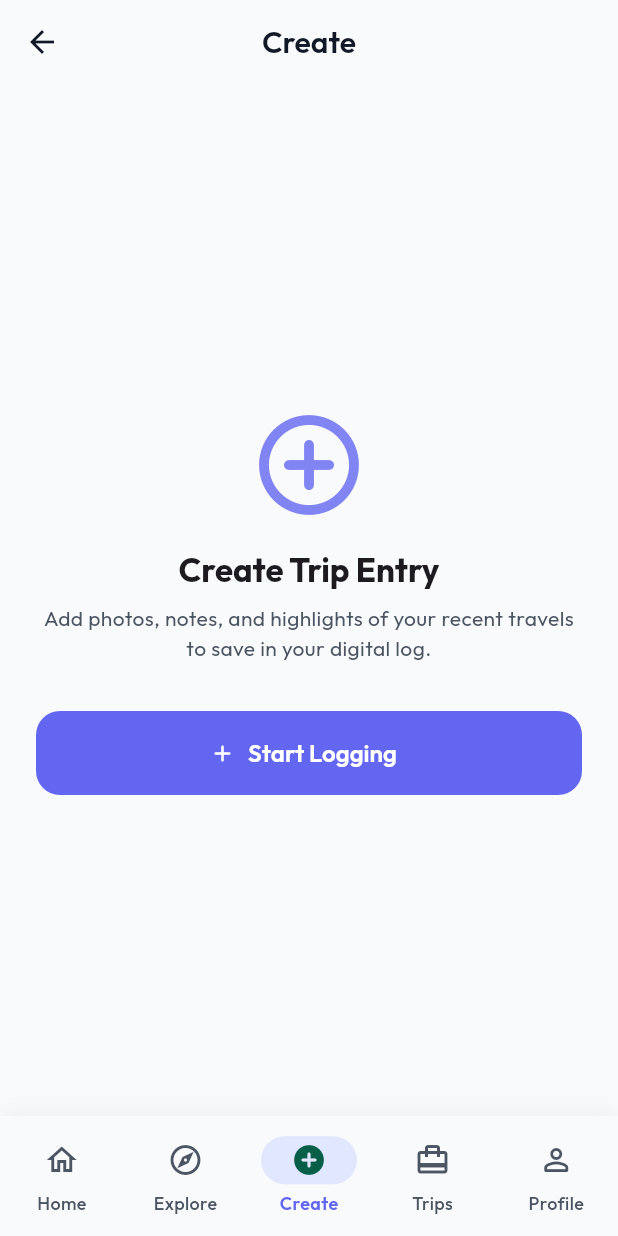
After one commit to yashsonar1807/roamly, a Flutter app: the DashboardScreen screen opened by its route, item 3 of the bottom bar chosen, after a tap on "Start Logging", on a phone screen of 412 x 824 dp. The commit adds this screen. Run offline on Flutter 3.47's test engine with Material 3 defaults, Android fonts, the phone set to English and light mode, and no system bars; our stand-ins replace dio, flutter_screenutil, google_fonts, shared_preferences; accounts and stored records are empty.

Commit message:
feat: add responsive animated Bottom Navigation and Navigation Rail dashboard shell

```diff
--- a/frontend/lib/config/routes.dart
+++ b/frontend/lib/config/routes.dart
@@ -4,7 +4,7 @@ import '../screens/splash_screen.dart';
 import '../screens/login_screen.dart';
 import '../screens/register_screen.dart';
 import '../screens/forgot_password_screen.dart';
-import '../screens/home_screen.dart';
+import '../screens/dashboard_screen.dart';
 
 class AppRoutes {
   AppRoutes._();
@@ -35,7 +35,7 @@ class AppRoutes {
         );
       case home:
         return MaterialPageRoute(
-          builder: (_) => const HomeScreen(),
+          builder: (_) => const DashboardScreen(),
         );
       default:
         return MaterialPageRoute(
--- /dev/null
+++ b/frontend/lib/screens/dashboard_screen.dart
@@ -0,0 +1,516 @@
+import 'package:flutter/material.dart';
+import 'package:provider/provider.dart';
+import '../providers/auth_provider.dart';
+import '../utils/responsive.dart';
+
+class DashboardScreen extends StatefulWidget {
+  const DashboardScreen({super.key});
+
+  @override
+  State<DashboardScreen> createState() => _DashboardScreenState();
+}
+
+class _DashboardScreenState extends State<DashboardScreen> {
+  int _selectedIndex = 0;
+
+  final List<String> _titles = [
+    'Home',
+    'Explore',
+    'Create',
+    'Trips',
+    'Profile',
+  ];
+
+  @override
+  Widget build(BuildContext context) {
+    final theme = Theme.of(context);
+    final isDesktop = context.isDesktop;
+
+    // The views for each tab
+    final List<Widget> views = [
+      const _HomeView(),
+      const _ExploreView(),
+      const _CreateView(),
+      const _TripsView(),
+      const _ProfileView(),
+    ];
+
+    return Scaffold(
+      appBar: AppBar(
+        title: Text(_titles[_selectedIndex]),
+        elevation: 0,
+        actions: _selectedIndex == 4 // Only show logout action in Profile tab
+            ? [
+                IconButton(
+                  icon: const Icon(Icons.logout_rounded),
+                  onPressed: () async {
+                    final auth = Provider.of<AuthProvider>(context, listen: false);
+                    await auth.logout();
+                    if (context.mounted) {
+                      Navigator.pushReplacementNamed(context, '/login');
+                    }
+                  },
+                )
+              ]
+            : null,
+      ),
+      // Use Row for desktop navigation rail layout, Standard scaffold body for mobile/tablet
+      body: Row(
+        children: [
+          // Navigation Rail for Desktop / Tablet Landscape
+          if (isDesktop)
+            NavigationRail(
+              selectedIndex: _selectedIndex,
+              onDestinationSelected: (int index) {
+                setState(() {
+                  _selectedIndex = index;
+                });
+              },
+              labelType: NavigationRailLabelType.all,
+              indicatorColor: theme.colorScheme.primaryContainer,
+              destinations: const [
+                NavigationRailDestination(
+                  icon: Icon(Icons.home_outlined),
+                  selectedIcon: Icon(Icons.home_rounded),
+                  label: Text('Home'),
+                ),
+                NavigationRailDestination(
+                  icon: Icon(Icons.explore_outlined),
+                  selectedIcon: Icon(Icons.explore_rounded),
+                  label: Text('Explore'),
+                ),
+                NavigationRailDestination(
+                  icon: Icon(Icons.add_circle_outline_rounded),
+                  selectedIcon: Icon(Icons.add_circle_rounded),
+                  label: Text('Create'),
+                ),
+                NavigationRailDestination(
+                  icon: Icon(Icons.card_travel_outlined),
+                  selectedIcon: Icon(Icons.card_travel_rounded),
+                  label: Text('Trips'),
+                ),
+                NavigationRailDestination(
+                  icon: Icon(Icons.person_outline_rounded),
+                  selectedIcon: Icon(Icons.person_rounded),
+                  label: Text('Profile'),
+                ),
+              ],
+            ),
+
+          // Primary View Area with animated transitions
+          Expanded(
+            child: AnimatedSwitcher(
+              duration: const Duration(milliseconds: 300),
+              transitionBuilder: (Widget child, Animation<double> animation) {
+                return FadeTransition(
+                  opacity: animation,
+                  child: SlideTransition(
+                    position: Tween<Offset>(
+                      begin: const Offset(0.0, 0.05),
+                      end: Offset.zero,
+                    ).animate(animation),
+                    child: child,
+                  ),
+                );
+              },
+              child: KeyedSubtree(
+                key: ValueKey<int>(_selectedIndex),
+                child: views[_selectedIndex],
+              ),
+            ),
+          ),
+        ],
+      ),
+
+      // Bottom Navigation Bar for Mobile and Tablet
+      bottomNavigationBar: !isDesktop
+          ? Container(
+              decoration: BoxDecoration(
+                boxShadow: [
+                  BoxShadow(
+                    color: Colors.black.withValues(alpha: 0.05),
+                    blurRadius: 10,
+                    offset: const Offset(0, -2),
+                  ),
+                ],
+              ),
+              child: NavigationBar(
+                selectedIndex: _selectedIndex,
+                onDestinationSelected: (int index) {
+                  setState(() {
+                    _selectedIndex = index;
+                  });
+                },
+                destinations: const [
+                  NavigationDestination(
+                    icon: Icon(Icons.home_outlined),
+                    selectedIcon: Icon(Icons.home_rounded),
+                    label: 'Home',
+                  ),
+                  NavigationDestination(
+                    icon: Icon(Icons.explore_outlined),
+                    selectedIcon: Icon(Icons.explore_rounded),
+                    label: 'Explore',
+                  ),
+                  NavigationDestination(
+                    icon: Icon(Icons.add_circle_outline_rounded),
+                    selectedIcon: Icon(Icons.add_circle_rounded),
+                    label: 'Create',
+                  ),
+                  NavigationDestination(
+                    icon: Icon(Icons.card_travel_outlined),
+                    selectedIcon: Icon(Icons.card_travel_rounded),
+                    label: 'Trips',
+                  ),
+                  NavigationDestination(
+                    icon: Icon(Icons.person_outline_rounded),
+                    selectedIcon: Icon(Icons.person_rounded),
+                    label: 'Profile',
+                  ),
+                ],
+              ),
+            )
+          : null,
+    );
+  }
+}
+
+// ─── TAB VIEW: HOME ───────────────────────────────────────────────
+class _HomeView extends StatelessWidget {
+  const _HomeView();
+
+  @override
+  Widget build(BuildContext context) {
+    final theme = Theme.of(context);
+    final auth = Provider.of<AuthProvider>(context);
+    final user = auth.user ?? {};
+
+    return SingleChildScrollView(
+      padding: const EdgeInsets.all(24.0),
+      child: Column(
+        crossAxisAlignment: CrossAxisAlignment.start,
+        children: [
+          Text(
+            'Welcome, ${user['name'] ?? 'Traveler'} 👋',
+            style: theme.textTheme.headlineMedium?.copyWith(
+              fontWeight: FontWeight.bold,
+            ),
+          ),
+          const SizedBox(height: 8),
+          Text(
+            'Where do you want to explore next?',
+            style: theme.textTheme.bodyLarge?.copyWith(
+              color: theme.colorScheme.onSurfaceVariant,
+            ),
+          ),
+          const SizedBox(height: 28),
+
+          // Responsive layout grid of feature items
+          ResponsiveLayout(
+            mobile: Column(
+              children: _buildHomeCards(context),
+            ),
+            tablet: Row(
+              children: _buildHomeCards(context).map((card) => Expanded(child: Padding(padding: const EdgeInsets.symmetric(horizontal: 4.0), child: card))).toList(),
+            ),
+            desktop: Row(
+              children: _buildHomeCards(context).map((card) => Expanded(child: Padding(padding: const EdgeInsets.symmetric(horizontal: 8.0), child: card))).toList(),
+            ),
+          ),
+        ],
+      ),
+    );
+  }
+
+  List<Widget> _buildHomeCards(BuildContext context) {
+    final theme = Theme.of(context);
+    return [
+      Card(
+        color: theme.colorScheme.primaryContainer,
+        child: InkWell(
+          onTap: () {},
+          child: Padding(
+            padding: const EdgeInsets.all(20.0),
+            child: Column(
+              crossAxisAlignment: CrossAxisAlignment.start,
+              children: [
+                Icon(Icons.flight_takeoff_rounded, size: 36, color: theme.colorScheme.onPrimaryContainer),
+                const SizedBox(height: 16),
+                Text('Plan New Trip', style: theme.textTheme.titleMedium?.copyWith(fontWeight: FontWeight.bold, color: theme.colorScheme.onPrimaryContainer)),
+                const SizedBox(height: 4),
+                Text('Create customizable itineraries and checklists', style: theme.textTheme.bodySmall?.copyWith(color: theme.colorScheme.onPrimaryContainer.withValues(alpha: 0.8))),
+              ],
+            ),
+          ),
+        ),
+      ),
+      const SizedBox(height: 12),
+      Card(
+        color: theme.colorScheme.secondaryContainer,
+        child: InkWell(
+          onTap: () {},
+          child: Padding(
+            padding: const EdgeInsets.all(20.0),
+            child: Column(
+              crossAxisAlignment: CrossAxisAlignment.start,
+              children: [
+                Icon(Icons.map_rounded, size: 36, color: theme.colorScheme.onSecondaryContainer),
+                const SizedBox(height: 16),
+                Text('Explore Map', style: theme.textTheme.titleMedium?.copyWith(fontWeight: FontWeight.bold, color: theme.colorScheme.onSecondaryContainer)),
+                const SizedBox(height: 4),
+                Text('Search popular spots and hidden locations nearby', style: theme.textTheme.bodySmall?.copyWith(color: theme.colorScheme.onSecondaryContainer.withValues(alpha: 0.8))),
+              ],
+            ),
+          ),
+        ),
+      ),
+    ];
+  }
+}
+
+// ─── TAB VIEW: EXPLORE ────────────────────────────────────────────
+class _ExploreView extends StatelessWidget {
+  const _ExploreView();
+
+  @override
+  Widget build(BuildContext context) {
+    final theme = Theme.of(context);
+    return Padding(
+      padding: const EdgeInsets.all(24.0),
+      child: Column(
+        crossAxisAlignment: CrossAxisAlignment.start,
+        children: [
+          // Search Bar
+          SearchBar(
+            leading: const Icon(Icons.search_rounded),
+            hintText: 'Search destinations, parks, cities...',
+            elevation: WidgetStateProperty.all(0),
+            shape: WidgetStateProperty.all(RoundedRectangleBorder(borderRadius: BorderRadius.circular(12))),
+            backgroundColor: WidgetStateProperty.all(theme.colorScheme.surfaceContainerHighest),
+          ),
+          const SizedBox(height: 24),
+          Text('Popular Destinations', style: theme.textTheme.titleMedium?.copyWith(fontWeight: FontWeight.bold)),
+          const SizedBox(height: 12),
+          Expanded(
+            child: ListView.builder(
+              itemCount: 5,
+              itemBuilder: (context, index) {
+                final cities = ['Paris, France', 'Tokyo, Japan', 'New York, USA', 'Rome, Italy', 'Sydney, Australia'];
+                final icons = [Icons.domain, Icons.temple_hindu, Icons.location_city, Icons.museum, Icons.sailing];
+                return ListTile(
+                  leading: CircleAvatar(
+                    backgroundColor: theme.colorScheme.primary.withValues(alpha: 0.1),
+                    child: Icon(icons[index], color: theme.colorScheme.primary),
+                  ),
+                  title: Text(cities[index], style: const TextStyle(fontWeight: FontWeight.w600)),
+                  subtitle: const Text('Tap to explore travel guides and reviews'),
+                  trailing: const Icon(Icons.chevron_right_rounded),
+                  onTap: () {},
+                );
+              },
+            ),
+          ),
+        ],
+      ),
+    );
+  }
+}
+
+// ─── TAB VIEW: CREATE ─────────────────────────────────────────────
+class _CreateView extends StatelessWidget {
+  const _CreateView();
+
+  @override
+  Widget build(BuildContext context) {
+    final theme = Theme.of(context);
+    return Center(
+      child: Padding(
+        padding: const EdgeInsets.all(24.0),
+        child: Column(
+          mainAxisAlignment: MainAxisAlignment.center,
+          children: [
+            Icon(Icons.add_circle_outline_rounded, size: 80, color: theme.colorScheme.primary.withValues(alpha: 0.8)),
+            const SizedBox(height: 16),
+            Text('Create Trip Entry', style: theme.textTheme.titleLarge?.copyWith(fontWeight: FontWeight.bold)),
+            const SizedBox(height: 8),
+            Text(
+              'Add photos, notes, and highlights of your recent travels to save in your digital log.',
+              textAlign: TextAlign.center,
+              style: theme.textTheme.bodyMedium?.copyWith(color: theme.colorScheme.onSurfaceVariant),
+            ),
+            const SizedBox(height: 32),
+            ElevatedButton.icon(
+              onPressed: () {},
+              icon: const Icon(Icons.add_rounded),
+              label: const Text('Start Logging'),
+            ),
+          ],
+        ),
+      ),
+    );
+  }
+}
+
+// ─── TAB VIEW: TRIPS ──────────────────────────────────────────────
+class _TripsView extends StatelessWidget {
+  const _TripsView();
+
+  @override
+  Widget build(BuildContext context) {
+    final theme = Theme.of(context);
+    return Padding(
+      padding: const EdgeInsets.all(24.0),
+      child: Column(
+        crossAxisAlignment: CrossAxisAlignment.start,
+        children: [
+          Text('Your Travel Logs', style: theme.textTheme.titleMedium?.copyWith(fontWeight: FontWeight.bold)),
+          const SizedBox(height: 16),
+          Expanded(
+            child: ListView.builder(
+              itemCount: 2,
+              itemBuilder: (context, index) {
+                final titles = ['Summer Beach Getaway', 'Weekend Mountain Trekking'];
+                final dates = ['July 10 - July 18', 'October 5 - October 7'];
+                final spots = ['12 places visited', '3 trails hiked'];
+                return Card(
+                  margin: const EdgeInsets.only(bottom: 16),
+                  child: ListTile(
+                    contentPadding: const EdgeInsets.all(16),
+                    leading: Container(
+                      padding: const EdgeInsets.all(8),
+                      decoration: BoxDecoration(color: theme.colorScheme.secondary.withValues(alpha: 0.1), borderRadius: BorderRadius.circular(8)),
+                      child: Icon(Icons.card_travel_rounded, color: theme.colorScheme.secondary),
+                    ),
+                    title: Text(titles[index], style: const TextStyle(fontWeight: FontWeight.bold)),
+                    subtitle: Column(
+                      crossAxisAlignment: CrossAxisAlignment.start,
+                      children: [
+                        const SizedBox(height: 4),
+                        Text(dates[index], style: theme.textTheme.bodySmall),
+                        Text(spots[index], style: theme.textTheme.bodySmall?.copyWith(color: theme.colorScheme.primary)),
+                      ],
+                    ),
+                    trailing: const Icon(Icons.chevron_right_rounded),
+                    onTap: () {},
+                  ),
+                );
+              },
+            ),
+          ),
+        ],
+      ),
+    );
+  }
+}
+
+// ─── TAB VIEW: PROFILE ────────────────────────────────────────────
+class _ProfileView extends StatelessWidget {
+  const _ProfileView();
+
+  @override
+  Widget build(BuildContext context) {
+    final theme = Theme.of(context);
+    final auth = Provider.of<AuthProvider>(context);
+    final user = auth.user ?? {};
+
+    return SingleChildScrollView(
+      padding: const EdgeInsets.all(24.0),
+      child: Column(
+        crossAxisAlignment: CrossAxisAlignment.stretch,
+        children: [
+          // User Avatar
+          Center(
+            child: Container(
+              width: 100,
+              height: 100,
+              decoration: BoxDecoration(
+                shape: BoxShape.circle,
+                gradient: LinearGradient(
+                  colors: [theme.colorScheme.primary, theme.colorScheme.secondary],
+                  begin: Alignment.topLeft,
+                  end: Alignment.bottomRight,
+                ),
+              ),
+              child: Center(
+                child: Text(
+                  (user['name'] ?? 'U').toString().substring(0, 1).toUpperCase(),
+                  style: const TextStyle(fontSize: 40, fontWeight: FontWeight.bold, color: Colors.white),
+                ),
+              ),
+            ),
+          ),
+          const SizedBox(height: 16),
+          Text(
+            (user['name'] ?? 'Guest').toString(),
+            textAlign: TextAlign.center,
+            style: theme.textTheme.headlineSmall?.copyWith(fontWeight: FontWeight.bold),
+          ),
+          Text(
+            '@${user['username'] ?? 'guest'}',
+            textAlign: TextAlign.center,
+            style: theme.textTheme.bodyMedium?.copyWith(color: theme.colorScheme.onSurfaceVariant),
+          ),
+          const SizedBox(height: 24),
+
+          Card(
+            child: Padding(
+              padding: const EdgeInsets.symmetric(vertical: 16.0),
+              child: Row(
+                mainAxisAlignment: MainAxisAlignment.spaceEvenly,
+                children: [
+                  _buildStatColumn(context, 'Followers', (user['followersCount'] ?? 0).toString()),
+                  Container(height: 30, width: 1, color: theme.colorScheme.outline.withValues(alpha: 0.5)),
+                  _buildStatColumn(context, 'Following', (user['followingCount'] ?? 0).toString()),
+                ],
+              ),
+            ),
+          ),
+          const SizedBox(height: 24),
+
+          _buildDetailItem(context, Icons.email_outlined, 'Email', (user['email'] ?? 'Not provided').toString()),
+          _buildDetailItem(context, Icons.phone_outlined, 'Phone', (user['phone'] ?? 'Not provided').toString()),
+          _buildDetailItem(context, Icons.public_outlined, 'Country', (user['country'] ?? 'Not specified').toString()),
+          _buildDetailItem(context, Icons.description_outlined, 'Bio', (user['bio'] ?? 'No bio written yet.').toString()),
+        ],
+      ),
+    );
+  }
+
+  Widget _buildStatColumn(BuildContext context, String label, String count) {
+    final theme = Theme.of(context);
+    return Column(
+      children: [
+        Text(
+          count,
+          style: theme.textTheme.titleLarge?.copyWith(fontWeight: FontWeight.bold, color: theme.colorScheme.primary),
+        ),
+        const SizedBox(height: 4),
+        Text(label, style: theme.textTheme.bodyMedium?.copyWith(color: theme.colorScheme.onSurfaceVariant)),
+      ],
+    );
+  }
+
+  Widget _buildDetailItem(BuildContext context, IconData icon, String label, String value) {
+    final theme = Theme.of(context);
+    return Padding(
+      padding: const EdgeInsets.only(bottom: 16.0),
+      child: Row(
+        crossAxisAlignment: CrossAxisAlignment.start,
+        children: [
+          Icon(icon, size: 22, color: theme.colorScheme.primary.withValues(alpha: 0.7)),
+          const SizedBox(width: 16),
+          Expanded(
+            child: Column(
+              crossAxisAlignment: CrossAxisAlignment.start,
+              children: [
+                Text(label, style: theme.textTheme.bodySmall?.copyWith(color: theme.colorScheme.onSurfaceVariant, fontWeight: FontWeight.w600)),
+                const SizedBox(height: 2),
+                Text(value, style: theme.textTheme.bodyLarge?.copyWith(fontWeight: FontWeight.w500)),
+              ],
+            ),
+          ),
+        ],
+      ),
+    );
+  }
+}
```
Also changed, not shown: frontend/lib/screens/home_screen.dart (deleted, +0 -219 lines).
